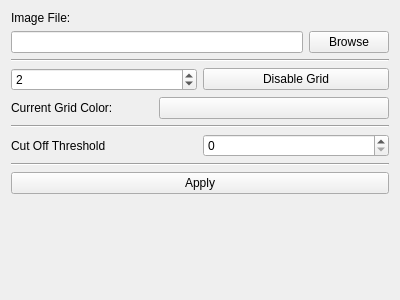
Qt form ui/MenuWidget.ui (koalas11/mcs-project-2) before a commit.
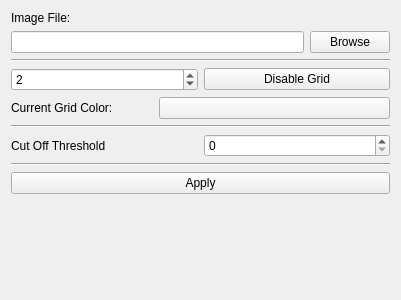
The same form after that commit.

Patch:
```diff
--- a/ui/MenuWidget.ui
+++ b/ui/MenuWidget.ui
@@ -6,7 +6,7 @@
    <rect>
     <x>0</x>
     <y>0</y>
-    <width>400</width>
+    <width>401</width>
     <height>300</height>
    </rect>
   </property>
```
Left out of the diff: 2 changed lines with no effect on the pictures.
